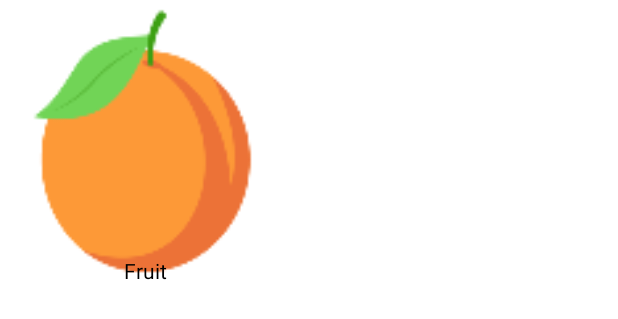
After one commit to maydev99/Aprikot, an Android app: the layout category_item.xml on its own in the app's theme, with its tools: preview values and no code run, on a phone screen of 412 x 824 dp. The commit adds this screen. Shown: the top 319 px of the screen. Run offline under Robolectric (Android 15) with nearby library versions, the phone set to English and light mode, and no system bars.

Commit message:
Connected Local DB to Category RecyclerView

```diff
--- a/app/src/main/java/com/bombadu/aprikot/local/LocalDatabase.kt
+++ b/app/src/main/java/com/bombadu/aprikot/local/LocalDatabase.kt
@@ -1,13 +1,17 @@
 package com.bombadu.aprikot.local
 
 import android.content.Context
-import androidx.room.*import com.bombadu.aprikot.network.CategoryData
+import androidx.lifecycle.LiveData
+import androidx.room.*
 
 
 @Dao
 interface CategoryDao {
     @Insert(onConflict = OnConflictStrategy.REPLACE)
     fun insertCategories(vararg categoryEntity: CategoryEntity)
+
+    @Query("SELECT * FROM category_data_table")
+    fun getAllCategories(): LiveData<List<CategoryEntity>>
 }
 
 
--- a/app/src/main/java/com/bombadu/aprikot/ui/categories/CategoriesViewModel.kt
+++ b/app/src/main/java/com/bombadu/aprikot/ui/categories/CategoriesViewModel.kt
@@ -11,7 +11,10 @@ import kotlinx.coroutines.launch
 
 class CategoriesViewModel(application: Application): AndroidViewModel(application) {
 
+    private val database = getDatabase(application)
     private val repository = MainRepository(getDatabase(application))
+
+    val categories = repository.categoryData
 
     private val _categoryData = MutableLiveData<List<CategoryData>>()
 
@@ -21,7 +24,7 @@ class CategoriesViewModel(application: Application): AndroidViewModel(applicatio
 
     init {
         viewModelScope.launch {
-            repository.refreshCategoryData()
+            //repository.refreshCategoryData()
         }
     }
 
--- /dev/null
+++ b/app/src/main/res/layout/category_item.xml
@@ -0,0 +1,49 @@
+<?xml version="1.0" encoding="utf-8"?>
+<layout xmlns:android="http://schemas.android.com/apk/res/android"
+    xmlns:app="http://schemas.android.com/apk/res-auto"
+    xmlns:tools="http://schemas.android.com/tools">
+
+    <data>
+
+        <variable
+            name="category"
+            type="com.bombadu.aprikot.local.CategoryEntity" />
+    </data>
+
+    <androidx.constraintlayout.widget.ConstraintLayout
+        android:layout_width="wrap_content"
+        android:layout_height="wrap_content">
+
+        <ImageView
+            android:id="@+id/cat_item_image_view"
+            android:layout_width="190dp"
+            android:layout_height="190dp"
+            android:contentDescription="@string/category_image"
+            android:src="@mipmap/ic_launcher"
+            app:categoryImage="@{category.categoryImageUrl}"
+            app:layout_constraintStart_toStartOf="parent"
+            app:layout_constraintTop_toTopOf="parent" />
+
+
+        <TextView
+            android:id="@+id/cat_item_text_view"
+            android:layout_width="185dp"
+            android:layout_height="wrap_content"
+            android:layout_marginStart="4dp"
+            android:gravity="center_horizontal"
+            android:text="@{category.categoryName}"
+            android:textColor="@color/black"
+            app:layout_constraintStart_toStartOf="parent"
+            app:layout_constraintBottom_toBottomOf="@id/cat_item_image_view"
+            tools:layout_editor_absoluteY="163dp"
+            tools:text="Fruit" />
+
+        <View
+            android:layout_width="185dp"
+            android:layout_height="16dp"
+            android:background="@color/white"
+            app:layout_constraintStart_toStartOf="parent"
+            app:layout_constraintTop_toBottomOf="@+id/cat_item_text_view" />
+
+    </androidx.constraintlayout.widget.ConstraintLayout>
+</layout>
--- a/app/src/main/res/values/strings.xml
+++ b/app/src/main/res/values/strings.xml
@@ -20,4 +20,6 @@
     <string name="search">Search</string>
     <string name="favorite">Favorite</string>
     <string name="settings">Settings</string>
+    <string name="category_image">Category Image</string>
+    <string name="select_a_category">Select a Category</string>
 </resources>
```
Also changed, not shown: app/src/main/java/com/bombadu/aprikot/network/NetworkUtil.kt (added, +21 -0 lines), app/src/main/java/com/bombadu/aprikot/repository/MainRepository.kt (+14 -23 lines), app/src/main/java/com/bombadu/aprikot/ui/categories/CategoriesFragment.kt (+3 -15 lines), app/src/main/java/com/bombadu/aprikot/ui/categories/CategoryAdapter.kt (added, +69 -0 lines), app/src/main/java/com/bombadu/aprikot/util/BindingAdapters.kt (added, +22 -0 lines), app/src/main/java/com/bombadu/aprikot/util/DataTransferObjects.kt (deleted, +0 -15 lines), app/src/main/res/drawable/placeholder.xml (added, +10 -0 lines), app/src/main/res/layout/fragment_categories.xml (+25 -2 lines).
